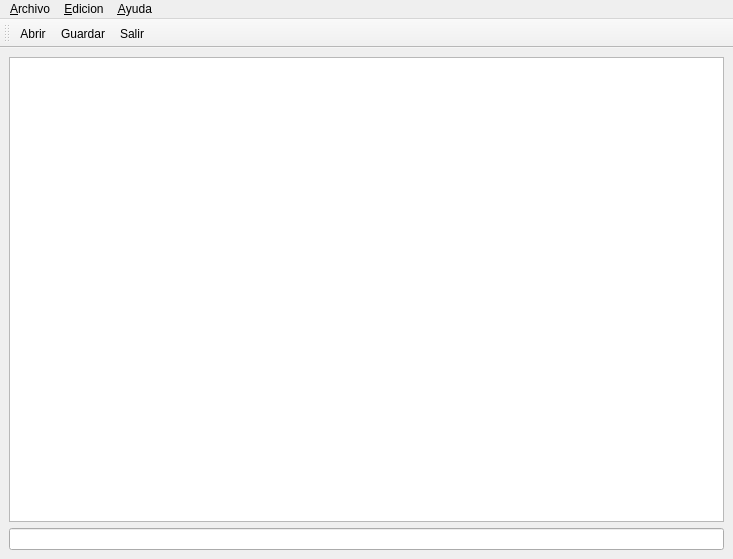
Before: the Qt Designer form mainwindow.ui in RogerNegrete/Practica9.1, drawn with Qt 5.
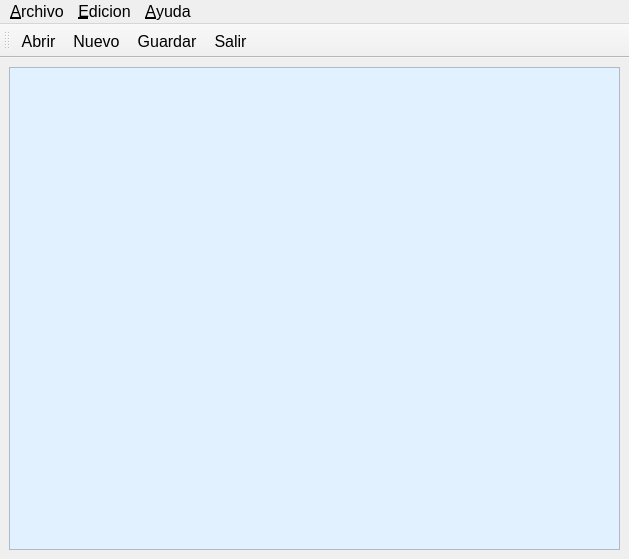
After: the same form once the commit is applied. Icons and pictures are not drawn.

```diff
--- a/mainwindow.ui
+++ b/mainwindow.ui
@@ -6,13 +6,13 @@
    <rect>
     <x>0</x>
     <y>0</y>
-    <width>733</width>
+    <width>629</width>
     <height>559</height>
    </rect>
   </property>
   <property name="minimumSize">
    <size>
-    <width>320</width>
+    <width>500</width>
     <height>559</height>
    </size>
   </property>
@@ -28,10 +28,22 @@
   <widget class="QWidget" name="centralwidget">
    <layout class="QVBoxLayout" name="verticalLayout">
     <item>
-     <widget class="QTextEdit" name="textEdit"/>
-    </item>
-    <item>
-     <widget class="QLineEdit" name="lineEdit"/>
+     <widget class="QTextEdit" name="textEdit">
+      <property name="styleSheet">
+       <string notr="true">background-color: rgb(225, 241, 255);
+font: 14pt &quot;Segoe UI&quot;;</string>
+      </property>
+      <property name="html">
+       <string>&lt;!DOCTYPE HTML PUBLIC &quot;-//W3C//DTD HTML 4.0//EN&quot; &quot;http://www.w3.org/TR/REC-html40/strict.dtd&quot;&gt;
+&lt;html&gt;&lt;head&gt;&lt;meta name=&quot;qrichtext&quot; content=&quot;1&quot; /&gt;&lt;meta charset=&quot;utf-8&quot; /&gt;&lt;style type=&quot;text/css&quot;&gt;
+p, li { white-space: pre-wrap; }
+hr { height: 1px; border-width: 0; }
+li.unchecked::marker { content: &quot;\2610&quot;; }
+li.checked::marker { content: &quot;\2612&quot;; }
+&lt;/style&gt;&lt;/head&gt;&lt;body style=&quot; font-family:'Segoe UI'; font-size:14pt; font-weight:400; font-style:normal;&quot;&gt;
+&lt;p style=&quot;-qt-paragraph-type:empty; margin-top:0px; margin-bottom:0px; margin-left:0px; margin-right:0px; -qt-block-indent:0; text-indent:0px; font-size:16pt;&quot;&gt;&lt;br /&gt;&lt;/p&gt;&lt;/body&gt;&lt;/html&gt;</string>
+      </property>
+     </widget>
     </item>
    </layout>
   </widget>
@@ -40,10 +52,15 @@
     <rect>
      <x>0</x>
      <y>0</y>
-     <width>733</width>
-     <height>22</height>
+     <width>629</width>
+     <height>27</height>
     </rect>
    </property>
+   <property name="font">
+    <font>
+     <pointsize>12</pointsize>
+    </font>
+   </property>
    <widget class="QMenu" name="menuArchivo">
     <property name="title">
      <string>&amp;Archivo</string>
@@ -53,6 +70,11 @@
     <addaction name="actionSalir"/>
    </widget>
    <widget class="QMenu" name="menuEdicion">
+    <property name="font">
+     <font>
+      <pointsize>14</pointsize>
+     </font>
+    </property>
     <property name="title">
      <string>&amp;Edicion</string>
     </property>
@@ -79,8 +101,8 @@
    </property>
    <property name="iconSize">
     <size>
-     <width>30</width>
-     <height>30</height>
+     <width>35</width>
+     <height>35</height>
     </size>
    </property>
    <attribute name="toolBarArea">
@@ -90,6 +112,7 @@
     <bool>false</bool>
    </attribute>
    <addaction name="actionAbrir"/>
+   <addaction name="actionNuevo"/>
    <addaction name="actionGuardar"/>
    <addaction name="actionSalir"/>
   </widget>
@@ -106,10 +129,29 @@
    <property name="text">
     <string>Abrir</string>
    </property>
+   <property name="font">
+    <font>
+     <pointsize>12</pointsize>
+    </font>
+   </property>
    <property name="menuRole">
     <enum>QAction::NoRole</enum>
    </property>
   </action>
+  <action name="actionNuevo">
+   <property name="icon">
+    <iconset resource="Imagenes.qrc">
+     <normaloff>:/new/prefix1/NewText.png</normaloff>:/new/prefix1/NewText.png</iconset>
+   </property>
+   <property name="text">
+    <string>Nuevo</string>
+   </property>
+   <property name="font">
+    <font>
+     <pointsize>12</pointsize>
+    </font>
+   </property>
+  </action>
   <action name="actionGuardar">
    <property name="icon">
     <iconset resource="Imagenes.qrc">
@@ -118,6 +160,11 @@
    <property name="text">
     <string>Guardar</string>
    </property>
+   <property name="font">
+    <font>
+     <pointsize>12</pointsize>
+    </font>
+   </property>
   </action>
   <action name="actionSalir">
    <property name="icon">
@@ -127,6 +174,11 @@
    <property name="text">
     <string>Salir</string>
    </property>
+   <property name="font">
+    <font>
+     <pointsize>12</pointsize>
+    </font>
+   </property>
   </action>
  </widget>
  <resources>
```
Left out of the diff: 10 changed lines with no effect on the pictures.
